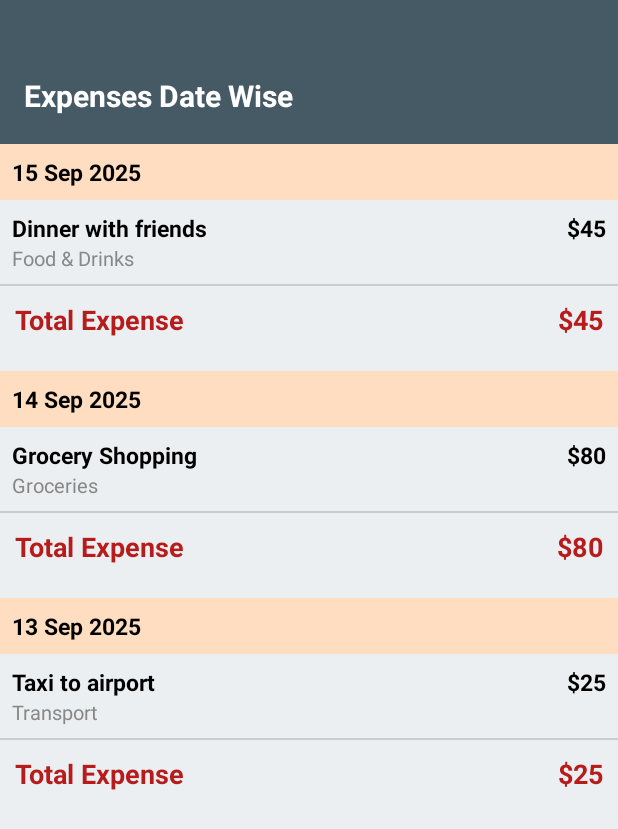
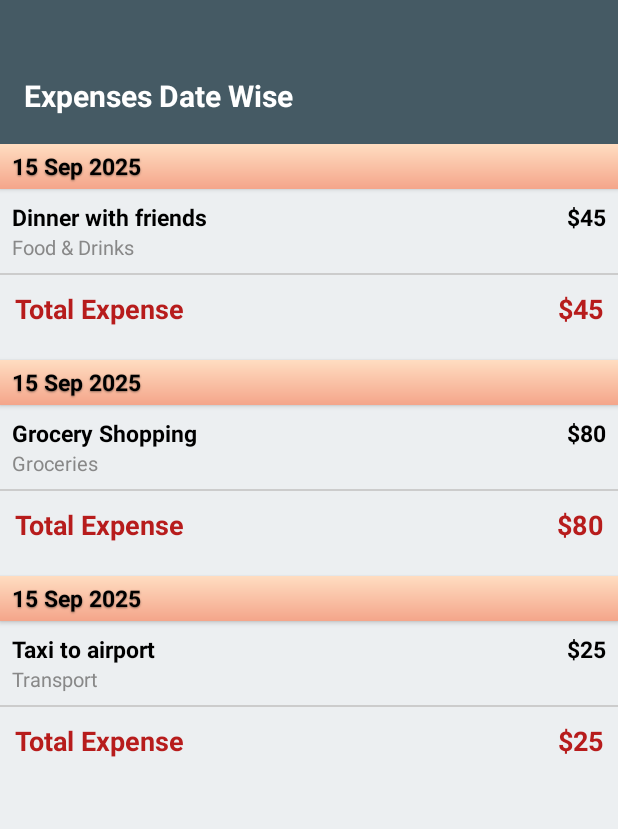
Before and after one commit to PIXEL-PEN/Expense-Tracker, an Android app: the DateWiseActivity screen opened directly, with no data from a screen before it, on a phone screen of 412 x 824 dp. Shown: the top 829 px of the screen. Run offline under Robolectric (Android 15) with nearby library versions, the phone set to English and light mode, and no system bars.

Commit message:
Update Date Wise layout: gradient banners set to 30dp height with shadow and totals

```diff
--- /dev/null
+++ b/app/src/main/res/drawable/banner_gradient.xml
@@ -0,0 +1,10 @@
+<?xml version="1.0" encoding="utf-8"?>
+<shape xmlns:android="http://schemas.android.com/apk/res/android"
+    android:shape="rectangle">
+
+    <gradient
+        android:startColor="#FFDDC1"
+        android:endColor="#F4A58A"
+        android:angle="270" />
+
+</shape>
--- a/app/src/main/res/layout/activity_date_wise.xml
+++ b/app/src/main/res/layout/activity_date_wise.xml
@@ -31,14 +31,19 @@
             <!-- First date banner -->
             <TextView
                 android:layout_width="match_parent"
-                android:layout_height="37dp"
+                android:layout_height="30dp"
                 android:gravity="center_vertical|start"
                 android:paddingStart="8dp"
-                android:background="#FFDDC1"
+                android:background="@drawable/banner_gradient"
                 android:text="15 Sep 2025"
                 android:textColor="#000000"
                 android:textSize="15sp"
-                android:textStyle="bold" />
+                android:textStyle="bold"
+                android:elevation="2dp"
+                android:shadowColor="#66000000"
+                android:shadowDx="0"
+                android:shadowDy="1"
+                android:shadowRadius="1" />
 
             <!-- Expense row -->
             <LinearLayout
@@ -116,14 +121,19 @@
             <!-- Second date banner -->
             <TextView
                 android:layout_width="match_parent"
-                android:layout_height="37dp"
+                android:layout_height="30dp"
                 android:gravity="center_vertical|start"
                 android:paddingStart="8dp"
-                android:background="#FFDDC1"
-                android:text="14 Sep 2025"
+                android:background="@drawable/banner_gradient"
+                android:text="15 Sep 2025"
                 android:textColor="#000000"
                 android:textSize="15sp"
-                android:textStyle="bold" />
+                android:textStyle="bold"
+                android:elevation="2dp"
+                android:shadowColor="#66000000"
+                android:shadowDx="0"
+                android:shadowDy="1"
+                android:shadowRadius="1" />
 
             <!-- Expense row -->
             <LinearLayout
@@ -201,14 +211,19 @@
             <!-- Third date banner -->
             <TextView
                 android:layout_width="match_parent"
-                android:layout_height="37dp"
+                android:layout_height="30dp"
                 android:gravity="center_vertical|start"
                 android:paddingStart="8dp"
-                android:background="#FFDDC1"
-                android:text="13 Sep 2025"
+                android:background="@drawable/banner_gradient"
+                android:text="15 Sep 2025"
                 android:textColor="#000000"
                 android:textSize="15sp"
-                android:textStyle="bold" />
+                android:textStyle="bold"
+                android:elevation="2dp"
+                android:shadowColor="#66000000"
+                android:shadowDx="0"
+                android:shadowDy="1"
+                android:shadowRadius="1" />
 
             <!-- Expense row -->
             <LinearLayout
```
Also changed, not shown: app/src/main/res/layout/expense_row.xml (+51 -3 lines), app/src/main/res/layout/view_all_header.xml (+39 -3 lines).
